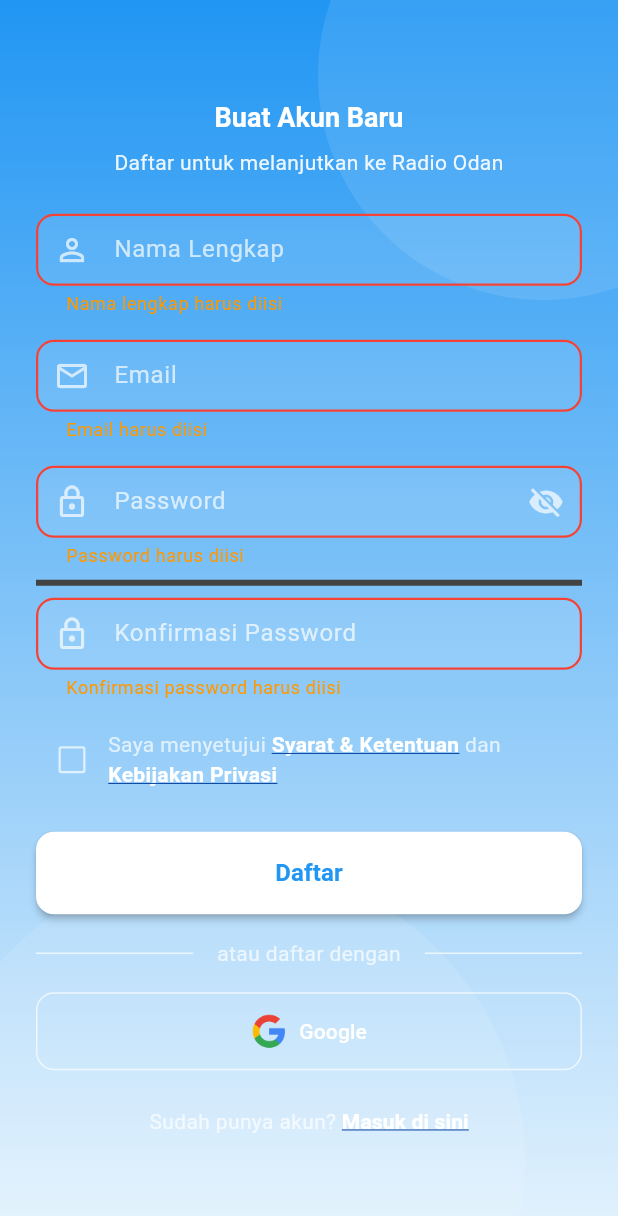
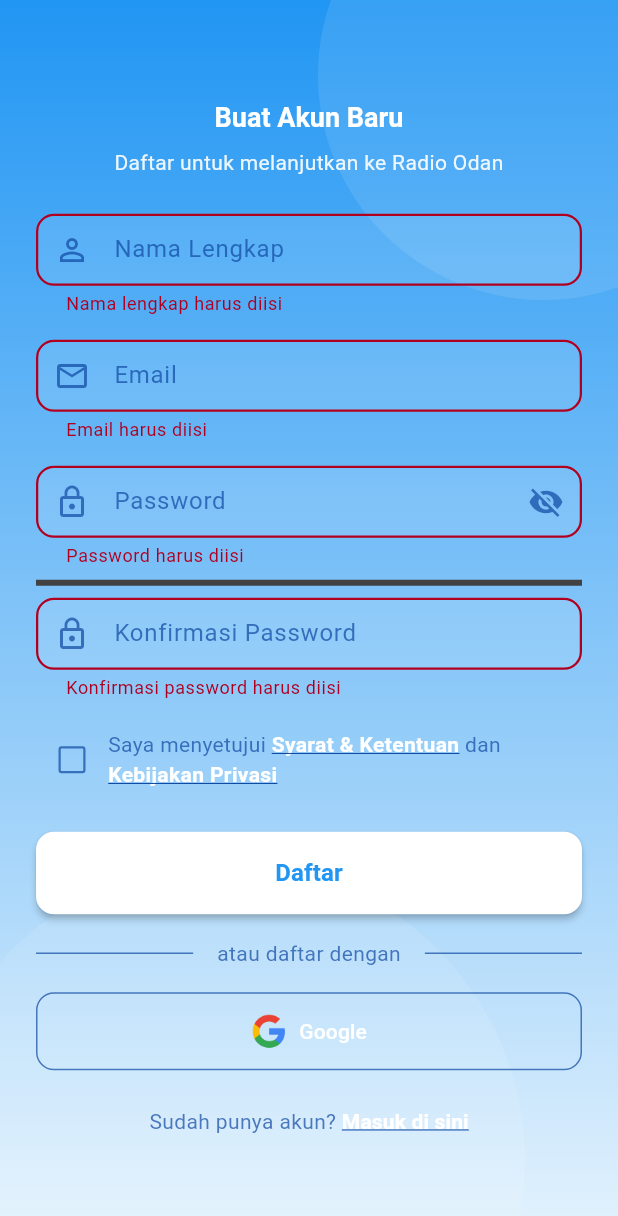
Before and after one commit to fahmiorim/radio_app, a Flutter app: the RegisterScreen screen opened by its route, after a tap on "Daftar", after a tap on "Google", on a phone screen of 412 x 824 dp. Shown: the top 1216 px of the screen. Run offline on Flutter 3.47's test engine with Material 3 defaults, Android fonts, the phone set to English and light mode, and no system bars; our stand-ins replace cached_network_image, cookie_jar, dio, dio_cookie_manager, firebase_auth, firebase_core and 11 more; missing offline and left inert: audio_session, pusher_channels_flutter; accounts and stored records are empty.

Commit message:
refactor register screen color usage

```diff
--- a/lib/screens/auth/register_screen.dart
+++ b/lib/screens/auth/register_screen.dart
@@ -136,7 +136,7 @@ class _RegisterScreenState extends State<RegisterScreen> {
             ScaffoldMessenger.of(context).showSnackBar(
               SnackBar(
                 content: Text('Gagal pindah ke halaman verifikasi: $e'),
-                backgroundColor: Colors.red,
+                backgroundColor: Theme.of(context).colorScheme.error,
                 behavior: SnackBarBehavior.floating,
               ),
             );
@@ -149,7 +149,7 @@ class _RegisterScreenState extends State<RegisterScreen> {
           ScaffoldMessenger.of(context).showSnackBar(
             SnackBar(
               content: Text(errorMessage),
-              backgroundColor: Colors.red.shade600,
+              backgroundColor: Theme.of(context).colorScheme.error,
               behavior: SnackBarBehavior.floating,
               shape: RoundedRectangleBorder(
                 borderRadius: BorderRadius.circular(12),
@@ -164,7 +164,7 @@ class _RegisterScreenState extends State<RegisterScreen> {
         ScaffoldMessenger.of(context).showSnackBar(
           SnackBar(
             content: Text('Terjadi kesalahan: $e'),
-            backgroundColor: Colors.red,
+            backgroundColor: Theme.of(context).colorScheme.error,
             behavior: SnackBarBehavior.floating,
           ),
         );
@@ -206,7 +206,7 @@ class _RegisterScreenState extends State<RegisterScreen> {
           ScaffoldMessenger.of(context).showSnackBar(
             SnackBar(
               content: Text('Pendaftaran dengan Google gagal: $error'),
-              backgroundColor: Colors.red,
+              backgroundColor: Theme.of(context).colorScheme.error,
             ),
           );
         }
@@ -216,7 +216,7 @@ class _RegisterScreenState extends State<RegisterScreen> {
       ScaffoldMessenger.of(context).showSnackBar(
         SnackBar(
           content: Text('Terjadi kesalahan: $e'),
-          backgroundColor: Colors.red,
+          backgroundColor: Theme.of(context).colorScheme.error,
         ),
       );
     }
@@ -229,36 +229,41 @@ class _RegisterScreenState extends State<RegisterScreen> {
     required IconData icon,
     Widget? trailing,
   }) {
+    final colorScheme = Theme.of(context).colorScheme;
     return InputDecoration(
       labelText: label,
       hintText: hint,
-      hintStyle: const TextStyle(color: Colors.white54),
-      labelStyle: const TextStyle(color: Colors.white70),
-      prefixIcon: Icon(icon, color: Colors.white70),
+      hintStyle:
+          TextStyle(color: colorScheme.onSurface.withOpacity(0.54)),
+      labelStyle:
+          TextStyle(color: colorScheme.onSurface.withOpacity(0.7)),
+      prefixIcon: Icon(icon, color: colorScheme.onSurface.withOpacity(0.7)),
       suffixIcon: trailing,
       filled: true,
-      fillColor: Colors.white.withOpacity(0.1),
+      fillColor: colorScheme.surface.withOpacity(0.1),
       border: OutlineInputBorder(
         borderRadius: BorderRadius.circular(12),
         borderSide: BorderSide.none,
       ),
       enabledBorder: OutlineInputBorder(
         borderRadius: BorderRadius.circular(12),
-        borderSide: BorderSide(color: Colors.white70.withOpacity(0.5)),
+        borderSide: BorderSide(
+          color: colorScheme.onSurface.withOpacity(0.5),
+        ),
       ),
       focusedBorder: OutlineInputBorder(
         borderRadius: BorderRadius.circular(12),
-        borderSide: const BorderSide(color: Colors.white, width: 2),
+        borderSide: BorderSide(color: colorScheme.onSurface, width: 2),
       ),
       errorBorder: OutlineInputBorder(
         borderRadius: BorderRadius.circular(12),
-        borderSide: const BorderSide(color: Colors.red, width: 1.5),
+        borderSide: BorderSide(color: colorScheme.error, width: 1.5),
       ),
       focusedErrorBorder: OutlineInputBorder(
         borderRadius: BorderRadius.circular(12),
-        borderSide: const BorderSide(color: Colors.red, width: 2),
+        borderSide: BorderSide(color: colorScheme.error, width: 2),
       ),
-      errorStyle: const TextStyle(color: Colors.orange),
+      errorStyle: TextStyle(color: colorScheme.error),
       contentPadding: const EdgeInsets.symmetric(horizontal: 16, vertical: 0),
     );
   }
@@ -266,6 +271,7 @@ class _RegisterScreenState extends State<RegisterScreen> {
   @override
   Widget build(BuildContext context) {
     final theme = Theme.of(context);
+    final colorScheme = theme.colorScheme;
     final loading = context.watch<AuthProvider>().loading;
     final strength = _passwordStrength(_passC.text);
 
@@ -385,7 +391,8 @@ class _RegisterScreenState extends State<RegisterScreen> {
                               _obscure
                                   ? Icons.visibility_off
                                   : Icons.visibility,
-                              color: Colors.white70,
+                              color:
+                                  colorScheme.onSurface.withOpacity(0.7),
                             ),
                             onPressed: () =>
                                 setState(() => _obscure = !_obscure),
@@ -403,8 +410,10 @@ class _RegisterScreenState extends State<RegisterScreen> {
                         backgroundColor: Colors.grey[800],
                         valueColor: AlwaysStoppedAnimation<Color>(
                           strength < 0.3
-                              ? Colors.red
-                              : (strength < 0.7 ? Colors.orange : Colors.green),
+                              ? colorScheme.error
+                              : (strength < 0.7
+                                  ? Colors.orange
+                                  : Colors.green),
                         ),
                       ),
                       const SizedBox(height: 8),
@@ -438,20 +447,22 @@ class _RegisterScreenState extends State<RegisterScreen> {
                                   ? Colors.white
                                   : Colors.transparent,
                             ),
-                            side: const BorderSide(
-                              color: Colors.white70,
+                            side: BorderSide(
+                              color: colorScheme.onSurface.withOpacity(0.7),
                               width: 1.5,
                             ),
                           ),
-                          const Expanded(
+                          Expanded(
                             child: Text.rich(
                               TextSpan(
                                 children: [
                                   TextSpan(
                                     text: 'Saya menyetujui ',
-                                    style: TextStyle(color: Colors.white70),
+                                    style: TextStyle(
+                                        color: colorScheme.onSurface
+                                            .withOpacity(0.7)),
                                   ),
-                                  TextSpan(
+                                  const TextSpan(
                                     text: 'Syarat & Ketentuan',
                                     style: TextStyle(
                                       color: Colors.white,
@@ -461,9 +472,11 @@ class _RegisterScreenState extends State<RegisterScreen> {
                                   ),
                                   TextSpan(
                                     text: ' dan ',
-                                    style: TextStyle(color: Colors.white70),
+                                    style: TextStyle(
+                                        color: colorScheme.onSurface
+                                            .withOpacity(0.7)),
                                   ),
-                                  TextSpan(
+                                  const TextSpan(
                                     text: 'Kebijakan Privasi',
                                     style: TextStyle(
                                       color: Colors.white,
@@ -515,18 +528,26 @@ class _RegisterScreenState extends State<RegisterScreen> {
                       // Divider
                       Row(
                         children: [
-                          const Expanded(child: Divider(color: Colors.white70)),
+                          Expanded(
+                              child: Divider(
+                                  color:
+                                      colorScheme.onSurface.withOpacity(0.7))),
                           Padding(
-                            padding: const EdgeInsets.symmetric(horizontal: 16),
+                            padding:
+                                const EdgeInsets.symmetric(horizontal: 16),
                             child: Text(
                               'atau daftar dengan',
                               style: TextStyle(
-                                color: Colors.white70,
+                                color:
+                                    colorScheme.onSurface.withOpacity(0.7),
                                 fontSize: 14,
                               ),
                             ),
                           ),
-                          const Expanded(child: Divider(color: Colors.white70)),
+                          Expanded(
+                              child: Divider(
+                                  color:
+                                      colorScheme.onSurface.withOpacity(0.7))),
                         ],
                       ),
                       const SizedBox(height: 16),
@@ -547,8 +568,10 @@ class _RegisterScreenState extends State<RegisterScreen> {
                           ),
                         ),
                         style: OutlinedButton.styleFrom(
-                          side: const BorderSide(color: Colors.white70),
-                          padding: const EdgeInsets.symmetric(vertical: 14),
+                          side: BorderSide(
+                              color: colorScheme.onSurface.withOpacity(0.7)),
+                          padding:
+                              const EdgeInsets.symmetric(vertical: 14),
                           shape: RoundedRectangleBorder(
                             borderRadius: BorderRadius.circular(12),
                           ),
@@ -560,9 +583,11 @@ class _RegisterScreenState extends State<RegisterScreen> {
                       Row(
                         mainAxisAlignment: MainAxisAlignment.center,
                         children: [
-                          const Text(
+                          Text(
                             'Sudah punya akun? ',
-                            style: TextStyle(color: Colors.white70),
+                            style: TextStyle(
+                                color:
+                                    colorScheme.onSurface.withOpacity(0.7)),
                           ),
                           TextButton(
                             onPressed: loading
```
